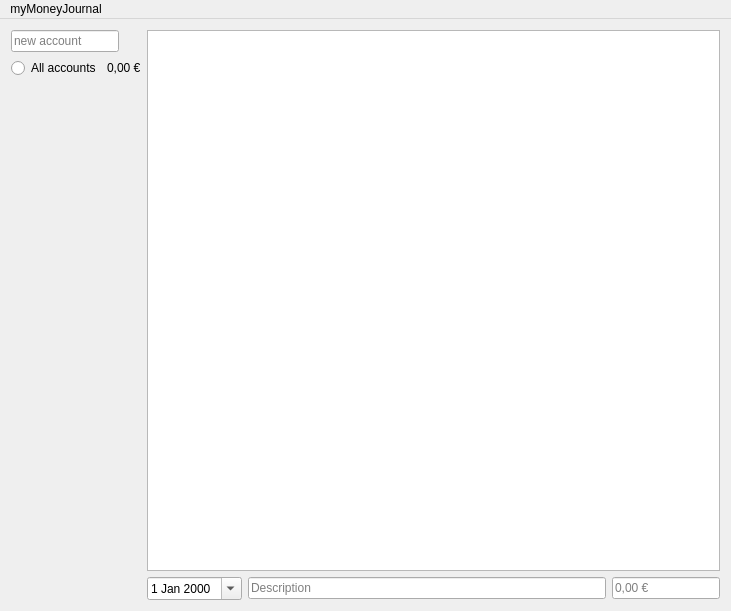
First picture: the form in src/mainwindow.ui, repository SomethingElese18878/myMoneyJournal, before the edit.
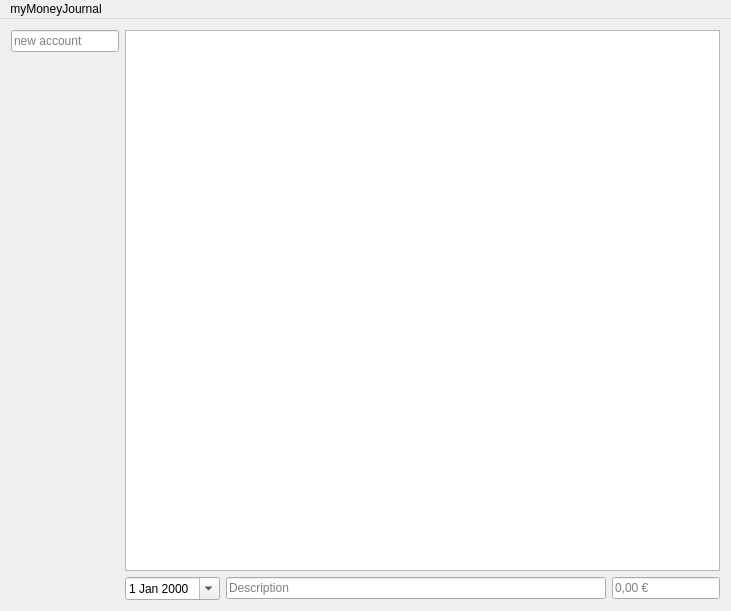
Second picture: the form after the edit.

Commit message: deleted integrated AllAccounts-Radiobutton for out-readed account-names from account-table

The edit to the form file:
```diff
--- a/src/mainwindow.ui
+++ b/src/mainwindow.ui
@@ -33,22 +33,7 @@
          </widget>
         </item>
         <item>
-         <layout class="QGridLayout" name="gLay_userSwitch">
-          <item row="0" column="0">
-           <widget class="QRadioButton" name="rbtn_allAccounts">
-            <property name="text">
-             <string>All accounts</string>
-            </property>
-           </widget>
-          </item>
-          <item row="0" column="1" alignment="Qt::AlignHCenter">
-           <widget class="QLabel" name="lbl_allAccounts">
-            <property name="text">
-             <string>0,00 €</string>
-            </property>
-           </widget>
-          </item>
-         </layout>
+         <layout class="QGridLayout" name="gLay_userSwitch"/>
         </item>
         <item>
          <spacer name="verticalSpacer">
```
The commit also changes 4 other files.
